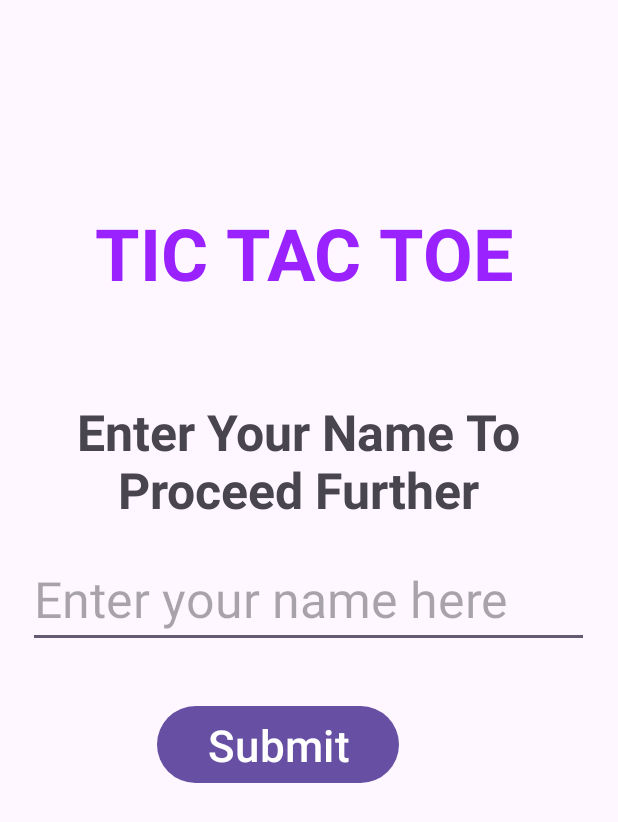
After one commit to Vishal1720/TicTacToeAndroidPVP, an Android app: the botVsPlayerForm screen opened directly, with no data from a screen before it, on a phone screen of 412 x 824 dp. The commit adds this screen. Shown: the top 822 px of the screen. Run offline under Robolectric (Android 15) with nearby library versions, the phone set to English and light mode, and no system bars.

Commit message:
added option to add player's name before playing with computer

```diff
--- a/app/src/main/AndroidManifest.xml
+++ b/app/src/main/AndroidManifest.xml
@@ -13,6 +13,9 @@
         android:theme="@style/Theme.Second"
         tools:targetApi="31">
         <activity
+            android:name=".botVsPlayerForm"
+            android:exported="false" />
+        <activity
             android:name=".botvsplayer"
             android:exported="false" />
         <activity
--- a/app/src/main/java/com/example/second/MainActivity.java
+++ b/app/src/main/java/com/example/second/MainActivity.java
@@ -137,7 +137,7 @@ if(!gameend) {
     }
  public void navigate(View v)
  {
-     Intent i=new Intent(this, botvsplayer.class);
+     Intent i=new Intent(this, botVsPlayerForm.class);
      startActivity(i);
 
  }
--- /dev/null
+++ b/app/src/main/java/com/example/second/botVsPlayerForm.java
@@ -0,0 +1,34 @@
+package com.example.second;
+
+import androidx.appcompat.app.AppCompatActivity;
+
+import android.content.Intent;
+import android.os.Bundle;
+import android.view.View;
+import android.widget.EditText;
+import android.widget.Toast;
+
+public class botVsPlayerForm extends AppCompatActivity {
+
+    @Override
+    protected void onCreate(Bundle savedInstanceState) {
+        super.onCreate(savedInstanceState);
+        setContentView(R.layout.activity_bot_vs_player_form);
+    }
+    public void submitfun(View v)
+    {
+        String text;
+        EditText t1;
+        t1=findViewById(R.id.bvptxtbox);
+        text=t1.getText().toString();
+        if(t1.getText().toString().isEmpty())
+        {
+            Toast.makeText(this, "Please enter your name ", Toast.LENGTH_SHORT).show();
+        }
+        else {
+            Intent j = new Intent(this, botvsplayer.class);
+            j.putExtra("key", text);//key used to access it on next page
+            startActivity(j);
+        }
+    }
+}
--- a/app/src/main/java/com/example/second/botvsplayer.java
+++ b/app/src/main/java/com/example/second/botvsplayer.java
@@ -6,6 +6,8 @@ import android.content.Intent;
 import android.os.Bundle;
 import android.view.View;
 import android.widget.TextView;
+
+import org.w3c.dom.Text;
 
 import java.util.ArrayList;
 import java.util.List;
@@ -20,6 +22,7 @@ public class botvsplayer extends AppCompatActivity {
     private int bstat=0;
     private boolean pwin=false;
     private boolean bwin=false;
+    private String pname;
     @Override
     protected void onCreate(Bundle savedInstanceState) {
         super.onCreate(savedInstanceState);
@@ -33,6 +36,10 @@ public class botvsplayer extends AppCompatActivity {
         boxes.add(findViewById(R.id.text6));
         boxes.add(findViewById(R.id.text7));
         boxes.add(findViewById(R.id.text8));
+         pname="P1";
+        pname=getIntent().getStringExtra("key");
+        TextView p1stat=findViewById(R.id.p1stat);
+        p1stat.setText(pname);
     }
     public void clicker(View v) {
         TextView turnnwin = findViewById(R.id.turnnwin);
@@ -178,7 +185,7 @@ public void calcstat(){
         pstat++;
     else if (bwin == true)
         bstat++;
-    p1.setText("P1:" + pstat);
+    p1.setText(pname+":"+ pstat);
     p2.setText("Bot:" + bstat);
 }
     public void retry(View v)
--- /dev/null
+++ b/app/src/main/res/layout/activity_bot_vs_player_form.xml
@@ -0,0 +1,69 @@
+<?xml version="1.0" encoding="utf-8"?>
+<RelativeLayout xmlns:android="http://schemas.android.com/apk/res/android"
+    xmlns:app="http://schemas.android.com/apk/res-auto"
+    xmlns:tools="http://schemas.android.com/tools"
+    android:layout_width="match_parent"
+    android:layout_height="match_parent"
+    tools:context=".botVsPlayerForm">
+
+    <TextView
+        android:id="@+id/textView2"
+        android:layout_width="match_parent"
+        android:layout_height="wrap_content"
+        android:layout_alignParentEnd="true"
+        android:layout_alignParentBottom="true"
+        android:layout_marginEnd="6dp"
+        android:layout_marginBottom="623dp"
+        android:text="Tic Tac Toe"
+        android:textAlignment="center"
+        android:textAllCaps="true"
+        android:textColor="#92f"
+        android:textSize="48sp"
+        android:textStyle="bold"
+        app:layout_constraintBottom_toBottomOf="parent"
+        app:layout_constraintEnd_toEndOf="parent"
+        app:layout_constraintHorizontal_bias="0.272"
+        app:layout_constraintStart_toStartOf="parent"
+        app:layout_constraintTop_toTopOf="parent"
+        app:layout_constraintVertical_bias="0.202" />
+
+    <TextView
+        android:id="@+id/textView"
+        android:layout_width="match_parent"
+        android:layout_height="wrap_content"
+        android:layout_alignParentEnd="true"
+        android:layout_alignParentBottom="true"
+        android:layout_marginEnd="14dp"
+        android:layout_marginBottom="475dp"
+        android:text="Enter Your Name To Proceed Further"
+        android:textAlignment="center"
+        android:textSize="33sp"
+        android:textStyle="bold"
+        app:layout_constraintBottom_toBottomOf="parent"
+        app:layout_constraintEnd_toEndOf="parent" />
+
+    <EditText
+        android:id="@+id/bvptxtbox"
+        android:layout_width="374dp"
+        android:layout_height="wrap_content"
+        android:layout_alignParentEnd="true"
+        android:layout_alignParentBottom="true"
+        android:layout_marginEnd="19dp"
+        android:layout_marginBottom="392dp"
+        android:ems="10"
+        android:hint="Enter your name here"
+        android:inputType="text"
+        android:textSize="33sp" />
+
+    <Button
+        android:id="@+id/button4"
+        android:layout_width="161dp"
+        android:layout_height="wrap_content"
+        android:layout_alignParentEnd="true"
+        android:layout_alignParentBottom="true"
+        android:layout_marginEnd="146dp"
+        android:layout_marginBottom="298dp"
+        android:onClick="submitfun"
+        android:text="Submit"
+        android:textSize="29sp" />
+</RelativeLayout>
```
